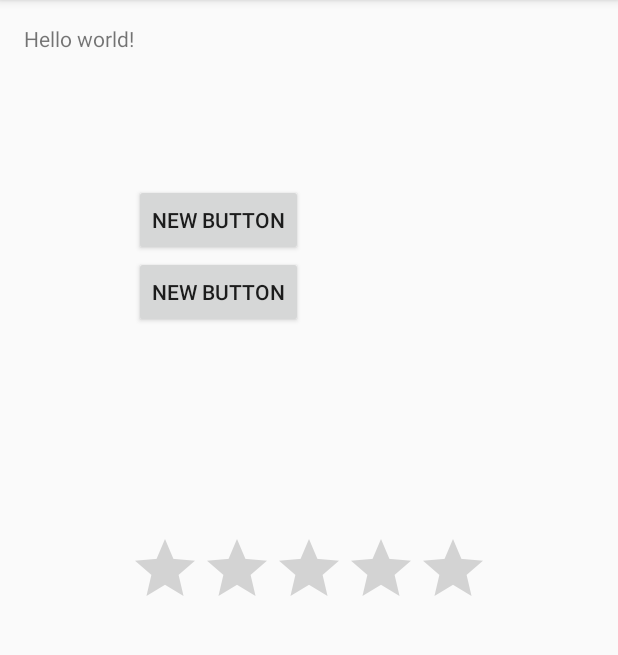
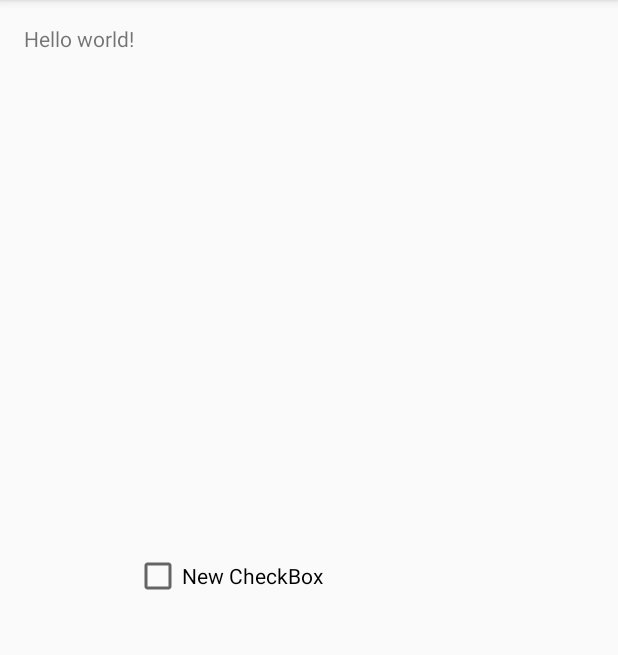
Before and after one commit to msalivar/Freya, an Android app: the screen it shows after launch (MainActivity), on a phone screen of 412 x 824 dp, the part 84-739 px from its top. Run offline under Robolectric (Android 15) with nearby library versions, the phone set to English and light mode, and no system bars.

Commit message:
Test Commit 2

```diff
--- a/app/src/main/res/layout/activity_main.xml
+++ b/app/src/main/res/layout/activity_main.xml
@@ -9,29 +9,12 @@
         android:layout_height="wrap_content"
         android:id="@+id/textView" />
 
-    <Button
+    <CheckBox
         android:layout_width="wrap_content"
         android:layout_height="wrap_content"
-        android:text="New Button"
-        android:id="@+id/button"
-        android:layout_below="@+id/textView"
-        android:layout_toEndOf="@+id/textView"
-        android:layout_marginTop="87dp" />
-
-    <Button
-        style="?android:attr/buttonStyleSmall"
-        android:layout_width="wrap_content"
-        android:layout_height="wrap_content"
-        android:text="New Button"
-        android:id="@+id/button2"
-        android:layout_below="@+id/button"
-        android:layout_alignStart="@+id/button" />
-
-    <RatingBar
-        android:layout_width="wrap_content"
-        android:layout_height="wrap_content"
-        android:id="@+id/ratingBar"
+        android:text="New CheckBox"
+        android:id="@+id/checkBox"
         android:layout_centerVertical="true"
-        android:layout_centerHorizontal="true" />
+        android:layout_toEndOf="@+id/textView" />
 
 </RelativeLayout>
```
